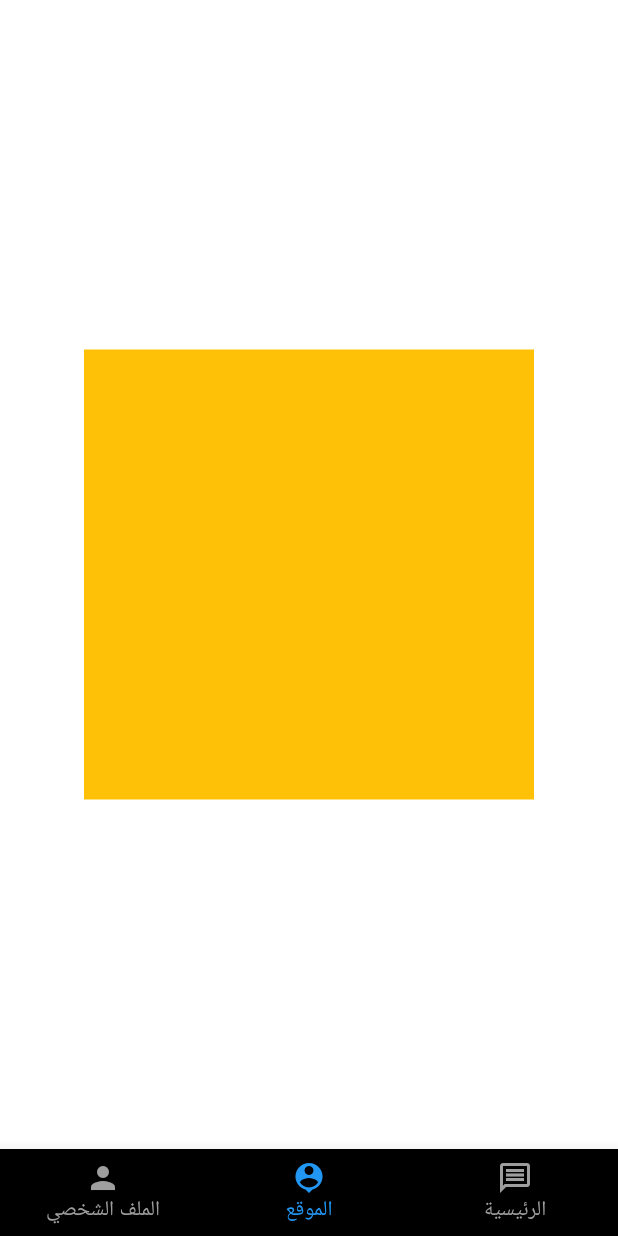
After one commit to Alawita/chat_connect_firebase, a Flutter app: the LocationsScreen screen opened by its route, on a phone screen of 412 x 824 dp. The commit adds this screen. Run offline on Flutter 3.47's test engine with Material 3 defaults, Android fonts, the phone set to English and light mode, and no system bars; our stand-ins replace cloud_firestore, firebase_auth, firebase_core, flutter_riverpod, go_router, google_fonts and 1 more; accounts and stored records are empty; generated files the repository leaves out were written again.

Commit message:
navibar done

```diff
--- a/chat_connect_app/lib/app/config/routes/my_named_routes.dart
+++ b/chat_connect_app/lib/app/config/routes/my_named_routes.dart
@@ -2,9 +2,13 @@ abstract class MyNamedRoutes {
   static const root = '/';
   static const login = 'login';
   static const register = 'register';
-static const home ="home";
+  static const home = "home";
   static const chats = 'chats';
   static const chatDetails = 'chatDetails';
   static const profile = 'profile';
   static const editProfile = 'editProfile';
+  static const locations = 'locations';
+  static const navi = 'navi';
+
+  // New route for Locations screen
 }
--- a/chat_connect_app/lib/app/config/routes/router.dart
+++ b/chat_connect_app/lib/app/config/routes/router.dart
@@ -3,16 +3,20 @@ import 'package:chat_connect_app/app/modules/auth/pages/login_page.dart';
 import 'package:chat_connect_app/app/modules/auth/pages/register.dart';
 import 'package:chat_connect_app/app/modules/auth/pages/spalsh_scree.dart';
 import 'package:chat_connect_app/app/modules/home/pages/home_page.dart';
+import 'package:chat_connect_app/app/modules/navibar/pages/location_screen.dart';
+import 'package:chat_connect_app/app/modules/navibar/pages/navbar_screen.dart';
+import 'package:chat_connect_app/app/modules/navibar/pages/profile_screen.dart';
+import 'package:chat_connect_app/app/modules/navibar/widgets/bottom_navbar_tabs.dart';
 import 'package:flutter/material.dart';
 import 'package:go_router/go_router.dart';
 
 ///[rootNavigatorKey] used for global | general navigation
 final rootNavigatorKey = GlobalKey<NavigatorState>();
+final shellRouteKey = GlobalKey<NavigatorState>();
 
 abstract class AppRouter {
   static Widget errorWidget(BuildContext context, GoRouterState state) =>
       const SizedBox();
-
 
   /// use this in [MaterialApp.router]
   static final _router = GoRouter(
@@ -26,7 +30,7 @@ abstract class AppRouter {
         path: MyNamedRoutes.root,
         pageBuilder: (context, state) => NoTransitionPage(
           key: state.pageKey,
-          child:  const SplashScreen(),
+          child: const SplashScreen(),
         ),
       ),
       GoRoute(
@@ -35,7 +39,7 @@ abstract class AppRouter {
         name: MyNamedRoutes.login,
         pageBuilder: (context, state) => NoTransitionPage(
           key: state.pageKey,
-          child:  LoginScreen(),
+          child: LoginScreen(),
         ),
       ),
       GoRoute(
@@ -44,18 +48,58 @@ abstract class AppRouter {
         name: MyNamedRoutes.register,
         pageBuilder: (context, state) => NoTransitionPage(
           key: state.pageKey,
-          child:  RegisterScreen(),
-        ),
-      ), GoRoute(
-        parentNavigatorKey: rootNavigatorKey,
-        path: "/${MyNamedRoutes.home}",
-        name: MyNamedRoutes.home,
-        pageBuilder: (context, state) => NoTransitionPage(
-          key: state.pageKey,
-          child:   MyHomeScreen(),
+          child: RegisterScreen(),
         ),
       ),
 
+      // GoRoute(
+      //     path: "/${MyNamedRoutes.navi}",
+      //     name: MyNamedRoutes.navi,
+      //     pageBuilder: (context, state) => NoTransitionPage(
+      //           key: state.pageKey,
+      //           child: ScaffoldWithBottomNavBar(
+      //               child: Text(""),
+      //               tabs: BottomNavBarTabs.tabs(
+      //                   context)), // Replace with your Locations screen
+      //         )),
+      ShellRoute(
+        navigatorKey: shellRouteKey,
+        builder: (context, state, child) {
+          return ScaffoldWithBottomNavBar(
+            tabs: BottomNavBarTabs.tabs(context),
+            child: child,
+          );
+        },
+        routes: [
+          // Existing route for home screen
+          GoRoute(
+            path: "/${MyNamedRoutes.home}",
+            name: MyNamedRoutes.home,
+            pageBuilder: (context, state) => NoTransitionPage(
+              key: state.pageKey,
+              child: MyHomeScreen(),
+            ),
+          ),
+          // Add new routes for Profile and Locations screens
+          GoRoute(
+            path: "/${MyNamedRoutes.profile}",
+            name: MyNamedRoutes.profile,
+            pageBuilder: (context, state) => NoTransitionPage(
+              key: state.pageKey,
+              child: const ProfileScreen(), // Replace with your Profile screen
+            ),
+          ),
+          GoRoute(
+            path: "/${MyNamedRoutes.locations}",
+            name: MyNamedRoutes.locations,
+            pageBuilder: (context, state) => NoTransitionPage(
+              key: state.pageKey,
+              child:
+                  const LocationsScreen(), // Replace with your Locations screen
+            ),
+          ),
+        ],
+      ),
     ],
     errorBuilder: errorWidget,
   );
--- /dev/null
+++ b/chat_connect_app/lib/app/modules/navibar/pages/location_screen.dart
@@ -0,0 +1,17 @@
+import 'package:flutter/material.dart';
+
+class LocationsScreen extends StatelessWidget {
+  const LocationsScreen({super.key});
+
+  @override
+  Widget build(BuildContext context) {
+    return Scaffold(
+      body: Center(
+          child: Container(
+        color: Colors.amber,
+        height: 300,
+        width: 300,
+      )),
+    );
+  }
+}
--- /dev/null
+++ b/chat_connect_app/lib/app/modules/navibar/pages/navbar_screen.dart
@@ -0,0 +1,71 @@
+import 'package:chat_connect_app/app/config/routes/my_named_routes.dart';
+import 'package:chat_connect_app/app/config/theme/my_colors.dart';
+import 'package:chat_connect_app/app/core/extentions/build_conext_extinsion.dart';
+import 'package:flutter/material.dart';
+import 'package:flutter_riverpod/flutter_riverpod.dart';
+import 'package:go_router/go_router.dart';
+
+class ScaffoldWithBottomNavBar extends ConsumerStatefulWidget {
+  const ScaffoldWithBottomNavBar(
+      {super.key, required this.child, required this.tabs});
+  final Widget child;
+  final List<BottomNavigationBarItem> tabs;
+
+  @override
+  ConsumerState<ScaffoldWithBottomNavBar> createState() =>
+      _ScaffoldWithBottomNavBarState();
+}
+
+class _ScaffoldWithBottomNavBarState
+    extends ConsumerState<ScaffoldWithBottomNavBar> {
+  static int _calculateSelectedIndex(BuildContext context) {
+    final String location = GoRouterState.of(context).matchedLocation;
+    if (location.startsWith('/${MyNamedRoutes.home}')) {
+      return 0;
+    }
+    if (location.startsWith('/${MyNamedRoutes.locations}')) {
+      return 1;
+    }
+    if (location.startsWith('/${MyNamedRoutes.profile}')) {
+      return 2;
+    }
+    return 0;
+  }
+
+  void _onItemTapped(int index, BuildContext context) {
+    switch (index) {
+      case 0:
+        GoRouter.of(context).go('/${MyNamedRoutes.home}');
+        break;
+      case 1:
+        GoRouter.of(context).go('/${MyNamedRoutes.locations}');
+        break;
+      case 2:
+        GoRouter.of(context).go('/${MyNamedRoutes.profile}');
+        break;
+    }
+  }
+
+  @override
+  Widget build(BuildContext context) {
+    return Scaffold(
+      body: widget.child,
+      bottomNavigationBar: BottomNavigationBar(
+        backgroundColor: MyColors.black,
+        currentIndex: _calculateSelectedIndex(context),
+        items: widget.tabs,
+        type: BottomNavigationBarType.fixed,
+        selectedItemColor: MyColors.blue,
+        showUnselectedLabels: true,
+        unselectedItemColor: MyColors.greyscale_500,
+        selectedIconTheme: const IconThemeData(color: MyColors.blue),
+        unselectedIconTheme: const IconThemeData(color: MyColors.greyscale_500),
+        selectedLabelStyle: context.textTheme.bodyMedium
+            ?.copyWith(color: MyColors.secondary_500),
+        unselectedLabelStyle: context.textTheme.bodyMedium
+            ?.copyWith(color: MyColors.greyscale_500),
+        onTap: (index) => _onItemTapped(index, context),
+      ),
+    );
+  }
+}
--- /dev/null
+++ b/chat_connect_app/lib/app/modules/navibar/pages/profile_screen.dart
@@ -0,0 +1,15 @@
+import 'package:flutter/material.dart';
+
+class ProfileScreen extends StatelessWidget {
+  const ProfileScreen({super.key});
+
+  @override
+  Widget build(BuildContext context) {
+    return Center(
+        child: Container(
+      color: Colors.green,
+      height: 300,
+      width: 300,
+    ));
+  }
+}
--- /dev/null
+++ b/chat_connect_app/lib/app/modules/navibar/widgets/bottom_navbar_tabs.dart
@@ -0,0 +1,25 @@
+import 'package:chat_connect_app/app/core/extentions/build_conext_extinsion.dart';
+import 'package:flutter/material.dart';
+
+///[BottomNavBarTabs] custome bottom nav bar items class
+abstract class BottomNavBarTabs {
+  static List<BottomNavigationBarItem> tabs(BuildContext context) {
+    return [
+      BottomNavigationBarItem(
+        icon: const Icon(Icons.message_outlined),
+        label: context.translate.home,
+        activeIcon: const Icon(Icons.message_outlined),
+      ),
+      BottomNavigationBarItem(
+        icon: const Icon(Icons.location_history),
+        label: context.translate.location,
+        activeIcon: const Icon(Icons.location_history),
+      ),
+      BottomNavigationBarItem(
+        icon: const Icon(Icons.person),
+        label: context.translate.profile,
+        activeIcon: const Icon(Icons.person),
+      ),
+    ];
+  }
+}
--- a/chat_connect_app/lib/assets/l10n/app_ar.arb
+++ b/chat_connect_app/lib/assets/l10n/app_ar.arb
@@ -1,15 +1,13 @@
 {
-
-    "login" : "تسجيل الدخول",
-    "register" : "تسجيل حساب جديد",
-    "talal": "طلال",
-    "email": "البيريد الاكتروني",
-"username": "اسم الحساب",
-"password": "كلمه السر",
-"googleLogin": "التسجيل بجوجل",
-"chat": "المحادثات"
-
-
-
-
+  "login": "تسجيل الدخول",
+  "register": "تسجيل حساب جديد",
+  "talal": "طلال",
+  "email": "البريد الإلكتروني",
+  "username": "اسم الحساب",
+  "password": "كلمة السر",
+  "googleLogin": "التسجيل بجوجل",
+  "chat": "المحادثات",
+  "home": "الرئيسية",
+  "location": "الموقع",
+  "profile": "الملف الشخصي"
 }
--- a/chat_connect_app/lib/assets/l10n/app_en.arb
+++ b/chat_connect_app/lib/assets/l10n/app_en.arb
@@ -1,12 +1,13 @@
 {
-
-"login" : "Login",
-"register" : "Register",
-"talal": "talal",
-"email": "email",
-"username": "username",
-"password": "password",
-"googleLogin": "Google Login",
-"chat": "chat"
-
+  "login": "Login",
+  "register": "Register",
+  "talal": "talal",
+  "email": "email",
+  "username": "username",
+  "password": "password",
+  "googleLogin": "Google Login",
+  "chat": "chat",
+  "home": "Home",
+  "location": "Location",
+  "profile": "Profile"
 }
```
Also changed, not shown: chat_connect_app/lib/app/modules/auth/pages/login_page.dart (+29 -17 lines).
